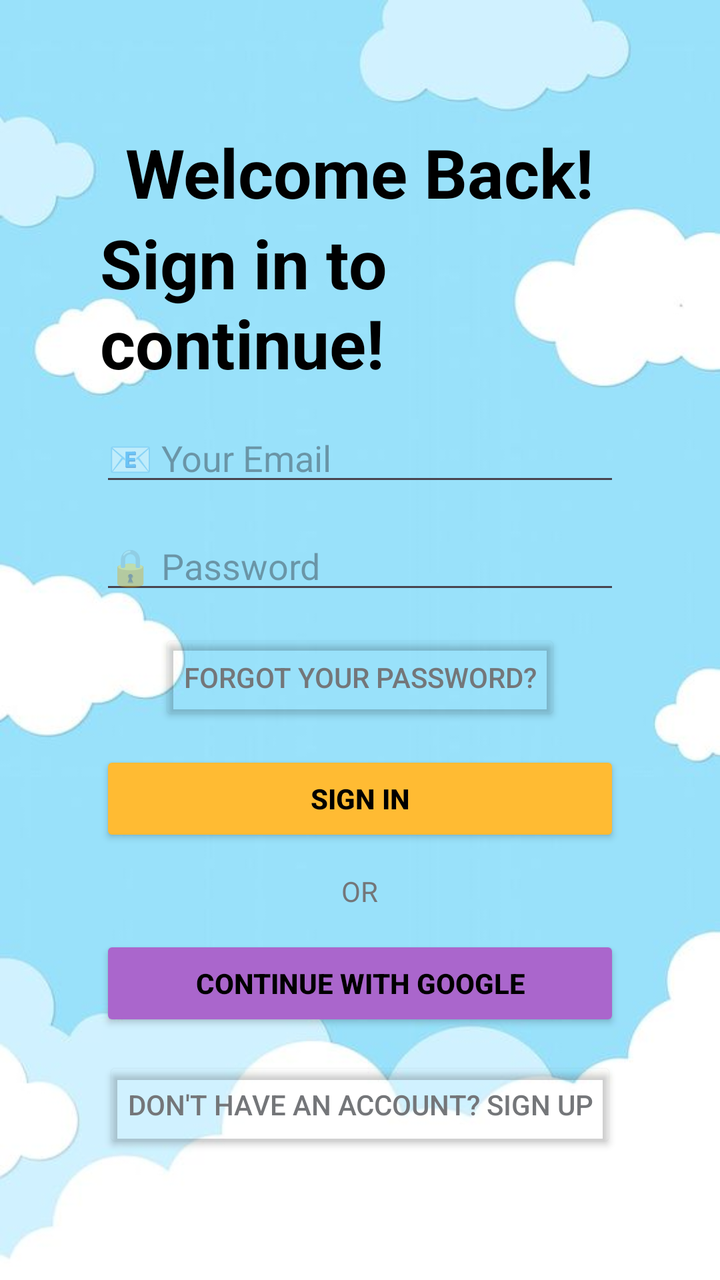
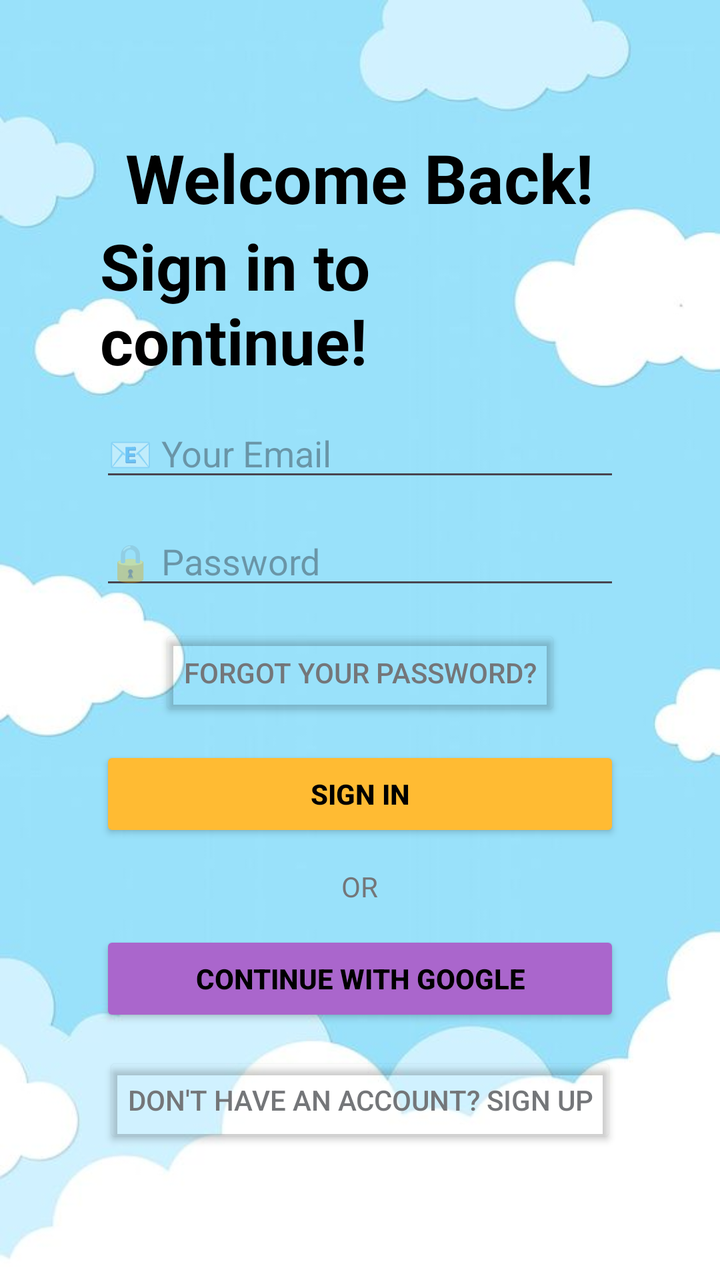

Screens rendered from an Android XML layout before and after an edit, with the pre-edit source and the edit as a unified diff.
<!-- AndroidManifest.xml: application theme Theme.SEHH3165_GP -->
<!-- res/layout/login.xml -->
<?xml version="1.0" encoding="utf-8"?>
<RelativeLayout xmlns:android="http://schemas.android.com/apk/res/android"
    xmlns:app="http://schemas.android.com/apk/res-auto"
    xmlns:tools="http://schemas.android.com/tools"
    android:layout_width="match_parent"
    android:layout_height="match_parent"
    android:background="@drawable/bg_login"
    tools:context=".LoginPage">

    <LinearLayout
        android:layout_width="match_parent"
        android:layout_height="wrap_content"
        android:layout_centerVertical="true"
        android:layout_marginStart="50dp"
        android:layout_marginEnd="50dp"
        android:orientation="vertical">

        <TextView
            android:id="@+id/textView_Welcome"
            android:layout_width="wrap_content"
            android:layout_height="wrap_content"
            android:layout_gravity="center"
            android:text="@string/welcome_back"
            android:textColor="@color/black"
            android:textSize="34sp"
            android:textStyle="bold" />

        <TextView
            android:id="@+id/textView_SignIn"
            android:layout_width="wrap_content"
            android:layout_height="wrap_content"
            android:layout_gravity="center"
            android:text="@string/sign_in_to_continue"
            android:textColor="@color/black"
            android:textSize="34sp"
            android:textStyle="bold" />

        <EditText
            android:id="@+id/editTextTextEmailAddress"
            android:layout_width="match_parent"
            android:layout_height="wrap_content"
            android:layout_gravity="center"
            android:layout_marginTop="12.5dp"
            android:ems="10"
            android:hint="@string/your_email"
            android:inputType="textEmailAddress" />

        <EditText
            android:id="@+id/editTextTextPassword"
            android:layout_width="match_parent"
            android:layout_height="wrap_content"
            android:layout_gravity="center"
            android:layout_marginTop="12.5dp"
            android:ems="10"
            android:hint="@string/password"
            android:inputType="textPassword" />

        <Button
            android:id="@+id/button_ForgotPassword"
            android:layout_width="wrap_content"
            android:layout_height="wrap_content"
            android:layout_gravity="center"
            android:layout_marginTop="12.5dp"
            android:backgroundTint="#00FFFFFF"
            android:text="@string/forgot_your_password"
            android:textColor="@color/material_dynamic_neutral50" />

        <Button
            android:id="@+id/button_SignIn"
            android:layout_width="match_parent"
            android:layout_height="wrap_content"
            android:layout_gravity="center"
            android:layout_marginTop="12.5dp"
            android:backgroundTint="@android:color/holo_orange_light"
            android:text="@string/sign_in"
            android:textColor="@color/black"
            android:textStyle="bold" />

        <TextView
            android:id="@+id/textView_Or"
            android:layout_width="wrap_content"
            android:layout_height="wrap_content"
            android:layout_gravity="center"
            android:layout_marginTop="12.5dp"
            android:backgroundTint="@android:color/darker_gray"
            android:text="@string/or"
            android:textColor="@color/material_dynamic_neutral50" />

        <Button
            android:id="@+id/button_Google"
            android:layout_width="match_parent"
            android:layout_height="wrap_content"
            android:layout_gravity="center"
            android:layout_marginTop="12.5dp"
            android:backgroundTint="@android:color/holo_purple"
            android:text="@string/continue_with_google"
            android:textColor="@color/black"
            android:textStyle="bold" />

        <Button
            android:id="@+id/button_DontHaveAccount"
            android:layout_width="wrap_content"
            android:layout_height="wrap_content"
            android:layout_gravity="center"
            android:layout_marginTop="12.5dp"
            android:backgroundTint="#00FFFFFF"
            android:text="@string/don_t_have_an_account_sign_up"
            android:textColor="@color/material_dynamic_neutral50" />
    </LinearLayout>

</RelativeLayout>
<!-- resources referenced by this layout -->
<resources>
  <color name="black">#FF000000</color>
  <!-- drawable bg_login: jpg bitmap (drawable, 22381 bytes) -->
  <string name="continue_with_google">Continue with Google</string>
  <string name="don_t_have_an_account_sign_up">Don\'t have an account? Sign Up</string>
  <string name="forgot_your_password">Forgot your password?</string>
  <string name="or">OR</string>
  <string name="password">🔒 Password</string>
  <string name="sign_in">Sign In</string>
  <string name="sign_in_to_continue">Sign in to continue!</string>
  <string name="welcome_back">Welcome Back!</string>
  <string name="your_email">📧 Your Email</string>
  <style name="Theme.SEHH3165_GP" parent="Base.Theme.SEHH3165_GP" />
  <style name="Base.Theme.SEHH3165_GP" parent="Theme.Material3.DayNight.NoActionBar">
          
          
      </style>
</resources>

<!-- the commit's change to res/layout/login.xml (unified diff, before → after) -->
@@ -32,7 +32,7 @@
             android:layout_gravity="center"
             android:text="@string/sign_in_to_continue"
             android:textColor="@color/black"
-            android:textSize="34sp"
+            android:textSize="32sp"
             android:textStyle="bold" />
 
         <EditText
